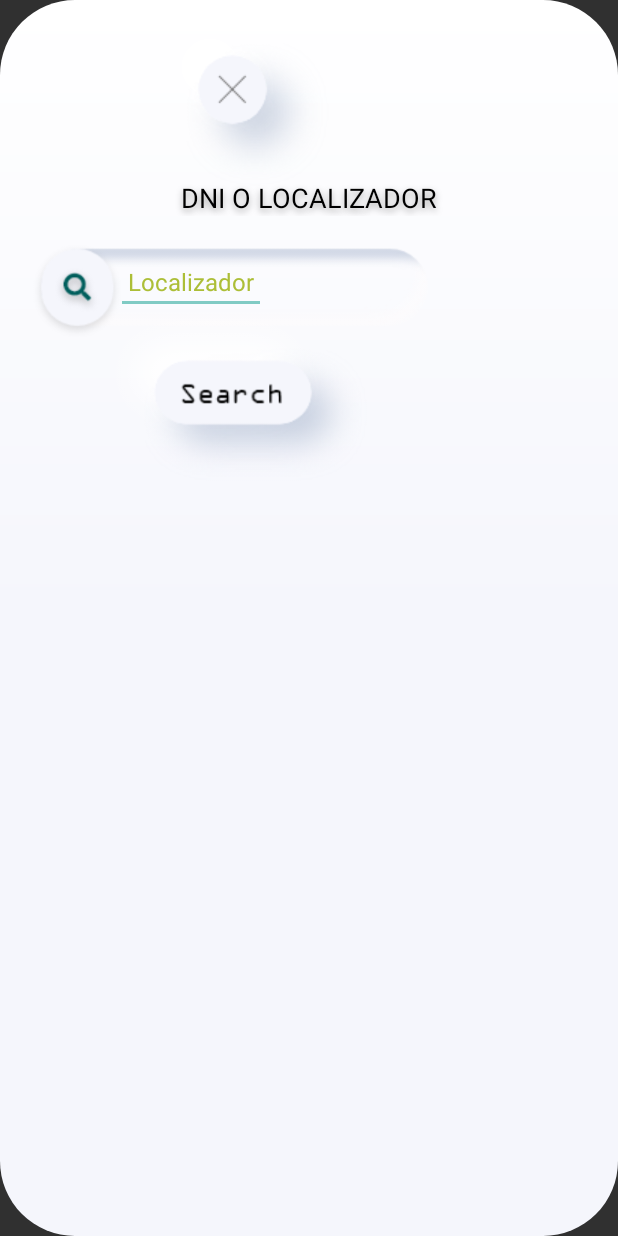
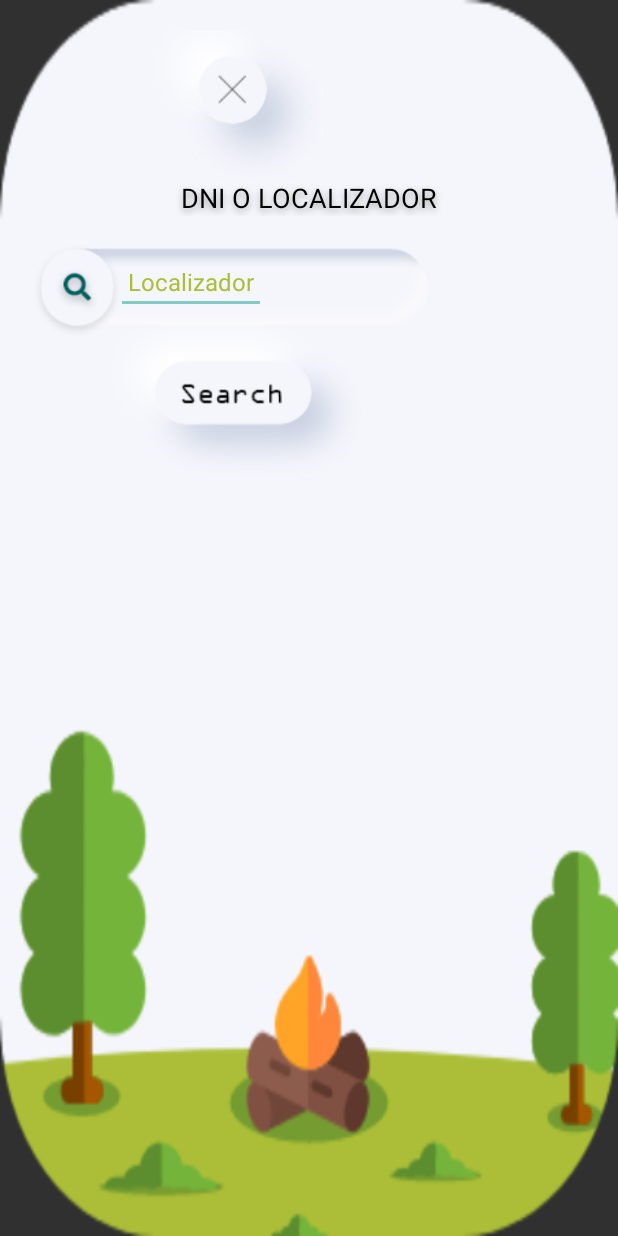
Before and after one commit to JavierMedina11/Acampada-OpenCanarias, an Android app: the layout another_view.xml on its own in the app's theme, with its tools: preview values and no code run, on a phone screen of 412 x 824 dp. Run offline under Robolectric (Android 15) with nearby library versions, the phone set to English and light mode, and no system bars; Roboto replaces fonts that are not available here.

Commit message:
ADD ERROR

```diff
--- a/frontend/app/src/main/java/com/example/frontend/controller/ui/ZoneActivity.kt
+++ b/frontend/app/src/main/java/com/example/frontend/controller/ui/ZoneActivity.kt
@@ -178,16 +178,20 @@ class ZoneActivity : AppCompatActivity() {
     private fun syncDBServerToDBLocalZones() {
         val tokenPref = preferences.getString("tokenPref", null)
         val zoneImpl = ServiceImpl()
+        Log.v("PRUEBAAAAAAA", "Llego 1")
         zoneImpl.getAll(this, tokenPref.toString()) { response ->
             run {
                 val database = AppDatabase.getDatabase(this)
+                Log.v("PRUEBAAAAAAA", "Llego 2")
                 CoroutineScope(Dispatchers.IO).launch{
                     database.zonas().delete()
+                    Log.v("PRUEBAAAAAAA", "Llego 3")
                     val zoneArray : ArrayList<Zone>? = response
                     if (zoneArray != null) {
                         for (i in 0 until zoneArray.size) {
                             database.zonas().insert(zoneArray[i])
                         }
+                        Log.v("PRUEBAAAAAAA", "Prueba: " + zoneArray.size)
                     }
                 }
             }
@@ -246,6 +250,7 @@ class ZoneActivity : AppCompatActivity() {
                     database.reservas().getByLocalizador(localizador).observe(this, Observer {
                         getReservasByLocalizador = it
                         Log.v("PRUEBAAAAAAA", "Prueba: " + getReservasByLocalizador[0].id)
+                        popupWindow.dismiss()
                         preferences["reservaSearchId"] = getReservasByLocalizador[0].id
                         val intent = Intent(this, ReservaDetalladaActivity::class.java)
                         startActivity(intent)
--- a/frontend/app/src/main/res/layout/another_view.xml
+++ b/frontend/app/src/main/res/layout/another_view.xml
@@ -6,7 +6,7 @@
     android:layout_width="match_parent"
     android:layout_height="match_parent"
     android:orientation="vertical"
-    android:background="@drawable/gradient"
+    android:background="@drawable/popup_mask2"
     android:padding="20dp">
 
     <ImageButton
```
Also changed, not shown: frontend/app/src/main/res/drawable/popup_mask.png (added), frontend/app/src/main/res/drawable/popup_mask2.png (added).
